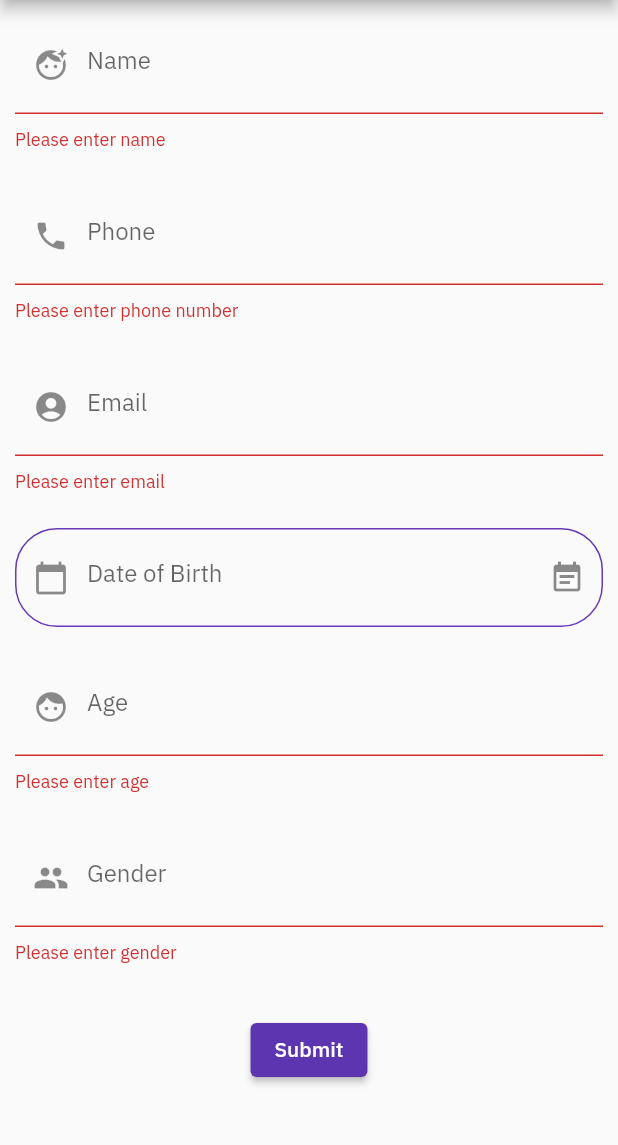
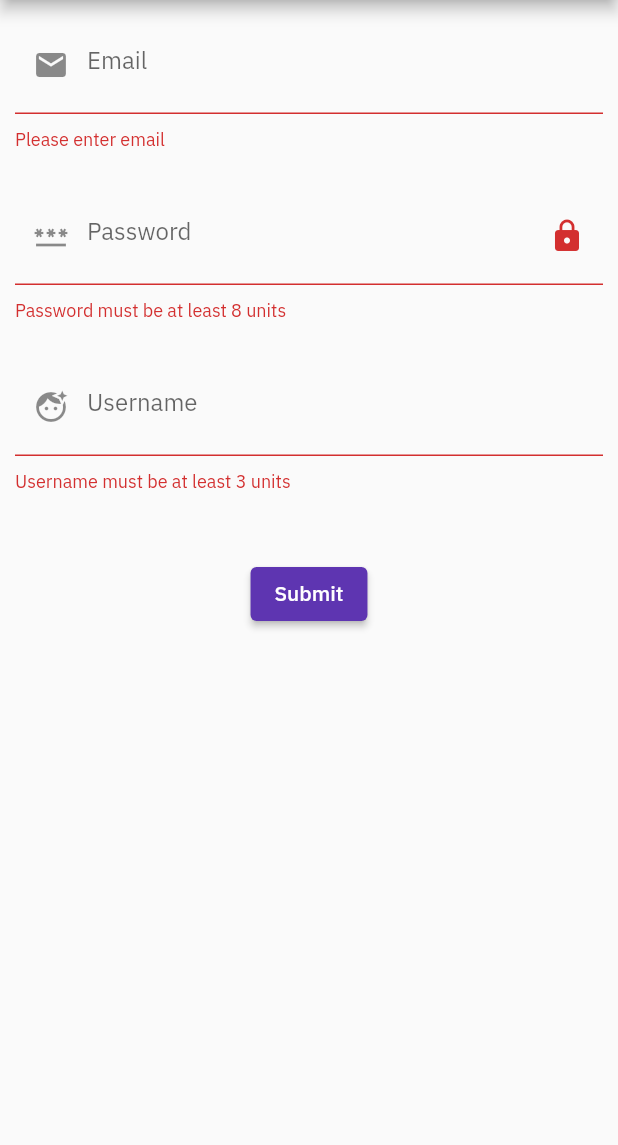
Before and after one commit to is767-1-2021/sasithorn, a Flutter app: the EditProfilePage screen opened by its route, after a tap on "Submit", on a phone screen of 412 x 824 dp, the part 84-1229 px from its top. Run offline on Flutter 3.47's test engine with Material 2 defaults, Android fonts, the light colour scheme and no system bars; drawn by our look-alikes of date_field; our stand-ins replace badges, cloud_firestore, email_validator, file_picker, firebase_auth, firebase_core and 7 more; accounts and stored records are empty; project files that could hold a hidden picture were left out.

Commit message:
Update profile + edit page

```diff
--- a/team_app/lib/edit_profile.dart
+++ b/team_app/lib/edit_profile.dart
@@ -1,7 +1,9 @@
+import 'package:cloud_firestore/cloud_firestore.dart';
 import 'package:flutter/material.dart';
 
 import 'package:date_field/date_field.dart';
 import 'package:team_app/model/profile_model.dart';
+import 'package:team_app/model/user_model.dart';
 
 import 'package:team_app/profile.dart';
 
@@ -27,20 +29,19 @@ class EditProfilePage extends StatelessWidget {
 }
 
 class EditProfileForm extends StatefulWidget {
+  const EditProfileForm({Key? key}) : super(key: key);
+
   @override
   _EditProfileFormState createState() => _EditProfileFormState();
 }
 
 class _EditProfileFormState extends State<EditProfileForm> {
-  bool _isHiden = true;
+  var _emailString = '';
+  var _passString = '';
+  var _userNameString = '';
+  var _isLoading = false;
 
   final _formKey = GlobalKey<FormState>();
-  String? _userName;
-  String? _phoneNumber;
-  String? _email;
-  String? _dateOfBirth;
-  int? _age;
-  String? _gender;
 
   @override
   Widget build(BuildContext context) {
@@ -55,68 +56,6 @@ class _EditProfileFormState extends State<EditProfileForm> {
                 padding: EdgeInsets.all(10.0),
                 child: TextFormField(
                   decoration: InputDecoration(
-                    labelText: "Name",
-                    enabledBorder: OutlineInputBorder(
-                      borderRadius: BorderRadius.circular(28.0),
-                      borderSide: BorderSide(color: Colors.deepPurple.shade600),
-                    ),
-                    focusedBorder: OutlineInputBorder(
-                      borderRadius: BorderRadius.circular(28.0),
-                      borderSide: BorderSide(
-                        color: Colors.amber,
-                      ),
-                    ),
-                    hintText: "Enter Name",
-                    prefixIcon: Icon(Icons.face_retouching_natural,
-                        color: Colors.black45),
-                  ),
-                  validator: (val) {
-                    if (val == null || val.isEmpty) {
-                      return 'Please enter name';
-                    }
-                    return null;
-                  },
-                  onSaved: (val) {
-                    _userName = val;
-                  },
-                ),
-              ),
-              Container(
-                width: 500,
-                padding: EdgeInsets.all(10.0),
-                child: TextFormField(
-                  decoration: InputDecoration(
-                    labelText: "Phone",
-                    enabledBorder: OutlineInputBorder(
-                      borderRadius: BorderRadius.circular(28.0),
-                      borderSide: BorderSide(color: Colors.deepPurple.shade600),
-                    ),
-                    focusedBorder: OutlineInputBorder(
-                      borderRadius: BorderRadius.circular(28.0),
-                      borderSide: BorderSide(
-                        color: Colors.amber,
-                      ),
-                    ),
-                    hintText: "Enter phone number",
-                    prefixIcon: Icon(Icons.phone, color: Colors.black45),
-                  ),
-                  validator: (val) {
-                    if (val == null || val.isEmpty) {
-                      return 'Please enter phone number';
-                    }
-                    return null;
-                  },
-                  onSaved: (val) {
-                    _phoneNumber = val;
-                  },
-                ),
-              ),
-              Container(
-                width: 500,
-                padding: EdgeInsets.all(10.0),
-                child: TextFormField(
-                  keyboardType: TextInputType.emailAddress,
-                  decoration: InputDecoration(
                     labelText: "Email",
                     enabledBorder: OutlineInputBorder(
                       borderRadius: BorderRadius.circular(28.0),
@@ -128,9 +67,8 @@ class _EditProfileFormState extends State<EditProfileForm> {
                         color: Colors.amber,
                       ),
                     ),
-                    hintText: "Enter email",
-                    prefixIcon:
-                        Icon(Icons.account_circle, color: Colors.black45),
+                    hintText: "Enter Email",
+                    prefixIcon: Icon(Icons.email, color: Colors.black45),
                   ),
                   validator: (val) {
                     if (val == null || val.isEmpty) {
@@ -139,35 +77,7 @@ class _EditProfileFormState extends State<EditProfileForm> {
                     return null;
                   },
                   onSaved: (val) {
-                    _email = val;
-                  },
-                ),
-              ),
-              Container(
-                width: 500,
-                padding: EdgeInsets.all(10.0),
-                child: DateTimeFormField(
-                  decoration: const InputDecoration(
-                    enabledBorder: OutlineInputBorder(
-                      borderRadius: BorderRadius.all(Radius.circular(28.0)),
-                      borderSide: BorderSide(color: Colors.deepPurple),
-                    ),
-                    focusedBorder: OutlineInputBorder(
-                        borderRadius: BorderRadius.all(Radius.circular(28.0)),
-                        borderSide: BorderSide(
-                          color: Colors.amber,
-                        )),
-                    hintText: "Pick date of birth",
-                    prefixIcon: Icon(Icons.calendar_today),
-                    suffixIcon: Icon(Icons.event_note),
-                    labelText: 'Date of Birth',
-                  ),
-                  mode: DateTimeFieldPickerMode.date,
-                  autovalidateMode: AutovalidateMode.always,
-                  validator: (e) =>
-                      (e?.day ?? 0) == 1 ? 'Please select date of birth' : null,
-                  onDateSelected: (DateTime val) {
-                    print(val);
+                    _emailString = val!;
                   },
                 ),
               ),
@@ -175,8 +85,42 @@ class _EditProfileFormState extends State<EditProfileForm> {
                 width: 500,
                 padding: EdgeInsets.all(10.0),
                 child: TextFormField(
+                    obscureText: true,
+                    autocorrect: false,
                     decoration: InputDecoration(
-                    labelText: "Age",
+                      suffixIcon: Icon(Icons.lock),
+                      labelText: "Password",
+                      enabledBorder: OutlineInputBorder(
+                        borderRadius: BorderRadius.circular(28.0),
+                        borderSide:
+                            BorderSide(color: Colors.deepPurple.shade600),
+                      ),
+                      focusedBorder: OutlineInputBorder(
+                        borderRadius: BorderRadius.circular(28.0),
+                        borderSide: BorderSide(
+                          color: Colors.amber,
+                        ),
+                      ),
+                      hintText: "Enter password",
+                      prefixIcon: Icon(Icons.password, color: Colors.black45),
+                    ),
+                    validator: (val) {
+                      if (val!.isEmpty || val.length < 8) {
+                        return 'Password must be at least 8 units';
+                      }
+                      return null;
+                    },
+                    onSaved: (val) {
+                      _passString = val!;
+                    }),
+              ),
+              Container(
+                width: 500,
+                padding: EdgeInsets.all(10.0),
+                child: TextFormField(
+                  keyboardType: TextInputType.emailAddress,
+                  decoration: InputDecoration(
+                    labelText: "Username",
                     enabledBorder: OutlineInputBorder(
                       borderRadius: BorderRadius.circular(28.0),
                       borderSide: BorderSide(color: Colors.deepPurple.shade600),
@@ -187,55 +131,28 @@ class _EditProfileFormState extends State<EditProfileForm> {
                         color: Colors.amber,
                       ),
                     ),
-                    hintText: "Enter age",
-                    prefixIcon: Icon(Icons.face, color: Colors.black45),
+                    hintText: "Enter username",
+                    prefixIcon: Icon(Icons.face_retouching_natural,
+                        color: Colors.black45),
                   ),
                   validator: (val) {
-                    if (val == null || val.isEmpty) {
-                      return 'Please enter age';
-                    }
-                    if (int.parse(val) < 18) {
-                      return 'Please enter valid age';
+                    if (val!.isEmpty || val.length < 3) {
+                      return 'Username must be at least 3 units';
                     }
                     return null;
                   },
                   onSaved: (val) {
-                    _age = int.parse(val!);
+                    _userNameString = val!;
                   },
                 ),
               ),
-              Container(
-                width: 500,
-                padding: EdgeInsets.all(10.0),
-                child: TextFormField(
-                  decoration: InputDecoration(
-                    labelText: "Gender",
-                    enabledBorder: OutlineInputBorder(
-                      borderRadius: BorderRadius.circular(28.0),
-                      borderSide: BorderSide(color: Colors.deepPurple.shade600),
+              SizedBox(
+                height: 30,
               ),
-                    focusedBorder: OutlineInputBorder(
-                      borderRadius: BorderRadius.circular(28.0),
-                      borderSide: BorderSide(
-                        color: Colors.amber,
-                      ),
-                    ),
-                    hintText: "Enter gender",
-                    prefixIcon: Icon(Icons.group, color: Colors.black45),
-                  ),
-                  validator: (val) {
-                    if (val == null || val.isEmpty) {
-                      return 'Please enter gender';
-                    }
-                    return null;
-                  },
-                  onSaved: (val) {
-                    _gender = val;
-                  },
-                ),
-              ),
-              Padding(padding: EdgeInsets.all(10)),
-              ElevatedButton(
+              _isLoading
+                  ? CircularProgressIndicator()
+                  : Container(
+                      child: ElevatedButton(
                         onPressed: () {
                           if (_formKey.currentState!.validate()) {
                             _formKey.currentState!.save();
@@ -249,6 +166,7 @@ class _EditProfileFormState extends State<EditProfileForm> {
                         ),
                         child: Text('Submit'),
                       ),
+                    ),
             ],
           ),
         ));
--- a/team_app/lib/profile.dart
+++ b/team_app/lib/profile.dart
@@ -27,11 +27,6 @@ class _MyProfilePageState extends State<MyProfilePage> {
     'Help',
     'Log Out'
   ];
-
-  @override
-  void initState() {
-    super.initState();
-  }
 
   @override
   Widget build(BuildContext context) {
@@ -104,7 +99,7 @@ class _MyProfilePageState extends State<MyProfilePage> {
                         mainAxisAlignment: MainAxisAlignment.center,
                         children: [
                           Text(
-                            '${context.read<ProfileFormModel>().userName}', //context.read<ProfileFormModel>().userName
+                            'userName', //${context.read<ProfileFormModel>().userName}
                             style: TextStyle(
                                 color: Colors.black,
                                 fontWeight: FontWeight.bold,
@@ -114,7 +109,7 @@ class _MyProfilePageState extends State<MyProfilePage> {
                             height: 5.0,
                           ),
                           Text(
-                            '${context.read<ProfileFormModel>().email}', //${context.read<ProfileFormModel>().email}
+                            'email', //${context.read<ProfileFormModel>().email}
                             style: TextStyle(
                                 color: Colors.black,
                                 fontWeight: FontWeight.bold,
--- a/team_app/lib/services/user_service.dart
+++ b/team_app/lib/services/user_service.dart
@@ -1,5 +1,3 @@
-import 'dart:convert';
-
 import 'package:cloud_firestore/cloud_firestore.dart';
 import 'package:firebase_auth/firebase_auth.dart';
 import 'package:team_app/model/user_model.dart';
```
Lines whose indentation alone changed are shown as unchanged.
